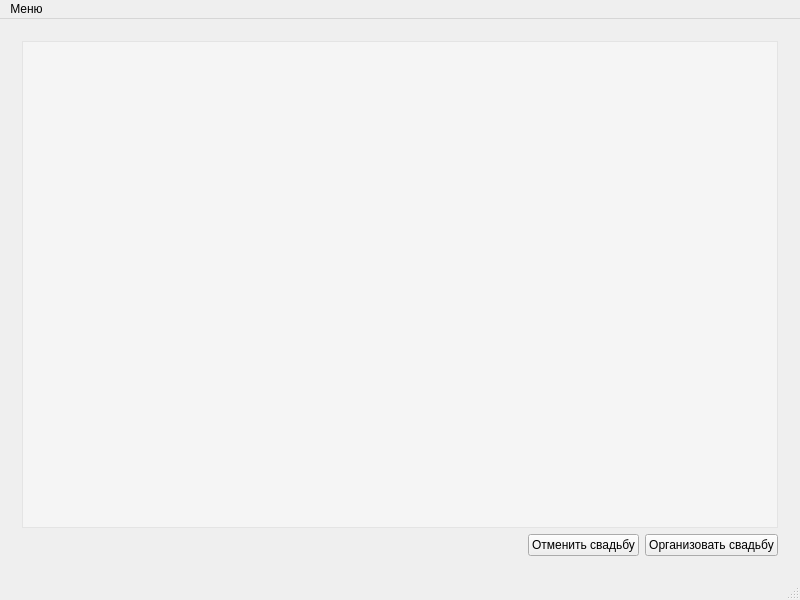
Before: the Qt Designer form Programming/5_sem (ChMV)/FNickCurs/mainwindow.ui in Anastasia1111/Labs, drawn with Qt 5.
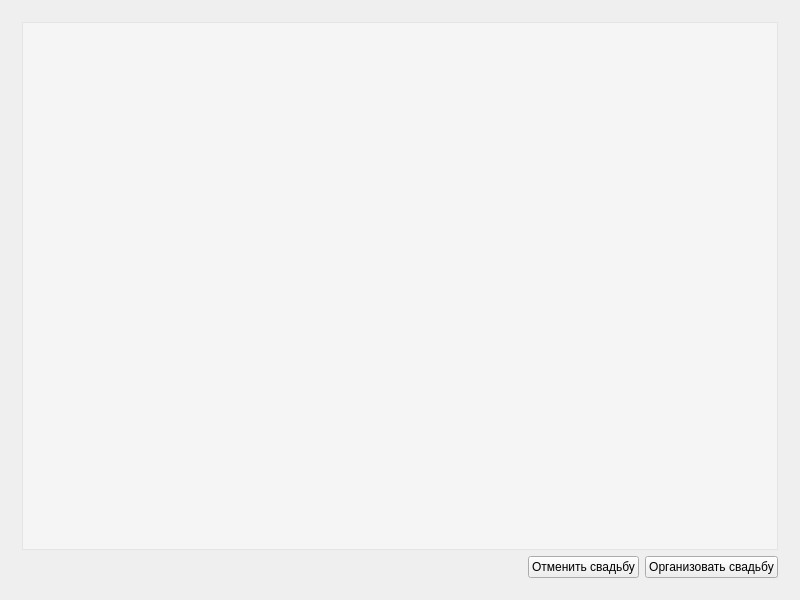
After: the same form once the commit is applied. The open tabs and pages were chosen to show the change. Icons and pictures are not drawn.

Patch:
```diff
--- a/Programming/5_sem (ChMV)/FNickCurs/mainwindow.ui
+++ b/Programming/5_sem (ChMV)/FNickCurs/mainwindow.ui
@@ -87,9 +87,6 @@
           </item>
           <item>
            <widget class="QPushButton" name="buttonDelete">
-            <property name="styleSheet">
-             <string notr="true">color: black;</string>
-            </property>
             <property name="text">
              <string>Отменить свадьбу</string>
             </property>
@@ -100,9 +97,6 @@
           </item>
           <item>
            <widget class="QPushButton" name="buttonOrganize">
-            <property name="styleSheet">
-             <string notr="true">color: black;</string>
-            </property>
             <property name="text">
              <string>Организовать свадьбу</string>
             </property>
@@ -160,26 +154,6 @@
     </item>
    </layout>
   </widget>
-  <widget class="QMenuBar" name="menuBar">
-   <property name="geometry">
-    <rect>
-     <x>0</x>
-     <y>0</y>
-     <width>800</width>
-     <height>25</height>
-    </rect>
-   </property>
-   <widget class="QMenu" name="menuMenu">
-    <property name="title">
-     <string>Меню</string>
-    </property>
-    <addaction name="actionOrganize"/>
-    <addaction name="separator"/>
-    <addaction name="actionExit"/>
-   </widget>
-   <addaction name="menuMenu"/>
-  </widget>
-  <widget class="QStatusBar" name="statusBar"/>
   <action name="actionOrganize">
    <property name="icon">
     <iconset resource="../resources/resources.qrc">
```
Left out of the diff: 21 changed lines with no effect on the pictures.
